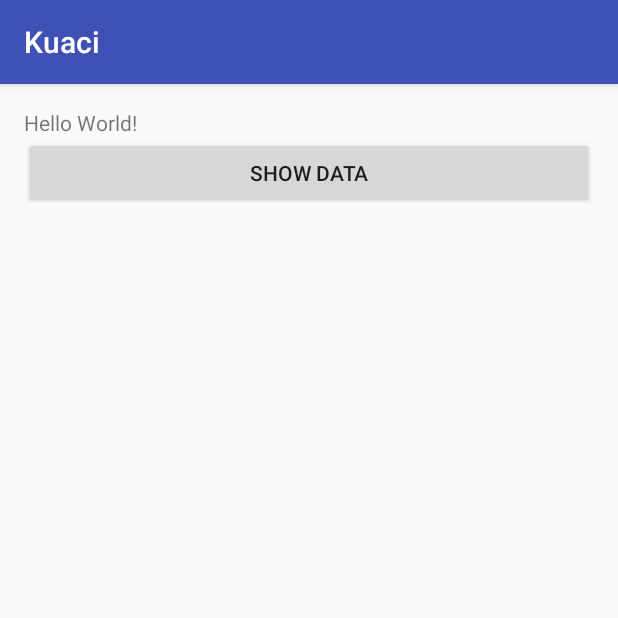
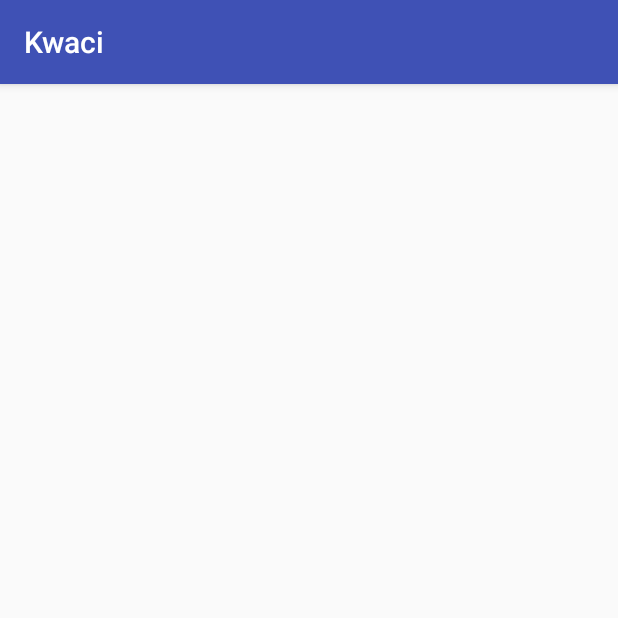
Before and after one commit to George-Atmatsidis/kuaci, an Android app: the screen it shows after launch (MainActivity), on a phone screen of 412 x 824 dp, the top half of it. Run offline under Robolectric (Android 15) with nearby library versions, the phone set to English and light mode, and no system bars; our stand-ins replace Firebase (no records; nobody signed in at launch, a user with empty details on screens opened directly); 1 statement that could not run was skipped.

Commit message:
Remove textview and button

```diff
--- a/app/src/main/AndroidManifest.xml
+++ b/app/src/main/AndroidManifest.xml
@@ -4,7 +4,7 @@
 
     <application
         android:allowBackup="true"
-        android:icon="@mipmap/ic_launcher"
+        android:icon="@drawable/icon_flower"
         android:label="@string/app_name"
         android:supportsRtl="true"
         android:theme="@style/AppTheme">
--- a/app/src/main/res/layout/activity_main.xml
+++ b/app/src/main/res/layout/activity_main.xml
@@ -10,16 +10,6 @@
     android:paddingTop="@dimen/activity_vertical_margin"
     android:orientation="vertical"
     tools:context="com.rubahapi.kuaci.MainActivity">
-
-    <TextView
-        android:layout_width="match_parent"
-        android:layout_height="wrap_content"
-        android:text="Hello World!" />
-    <Button
-        android:layout_width="match_parent"
-        android:layout_height="wrap_content"
-        android:text="Show Data"
-        android:id="@+id/btnShowData"/>
     <android.support.v7.widget.RecyclerView
         android:layout_width="match_parent"
         android:layout_height="match_parent"
--- a/app/src/main/res/values/strings.xml
+++ b/app/src/main/res/values/strings.xml
@@ -1,3 +1,3 @@
 <resources>
-    <string name="app_name">Kuaci</string>
+    <string name="app_name">Kwaci</string>
 </resources>
```
Also changed, not shown: app/src/main/res/drawable/ic_android_black_24dp.xml (deleted, +0 -9 lines), app/src/main/res/layout/item_product.xml (+13 -6 lines), app/src/main/res/drawable/icon_flower.png (added).
